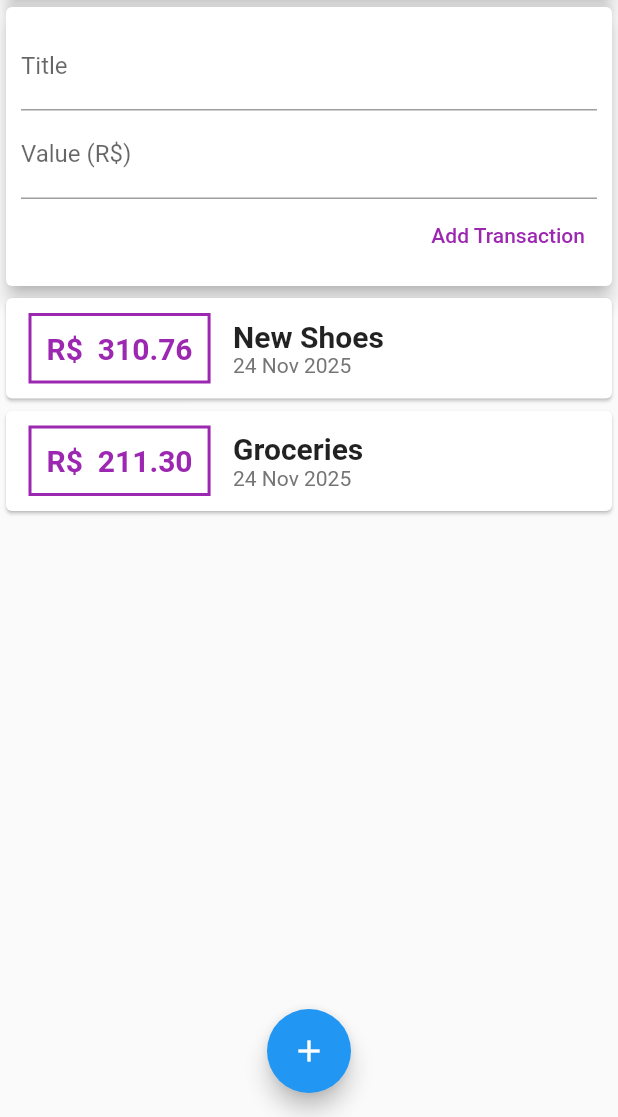
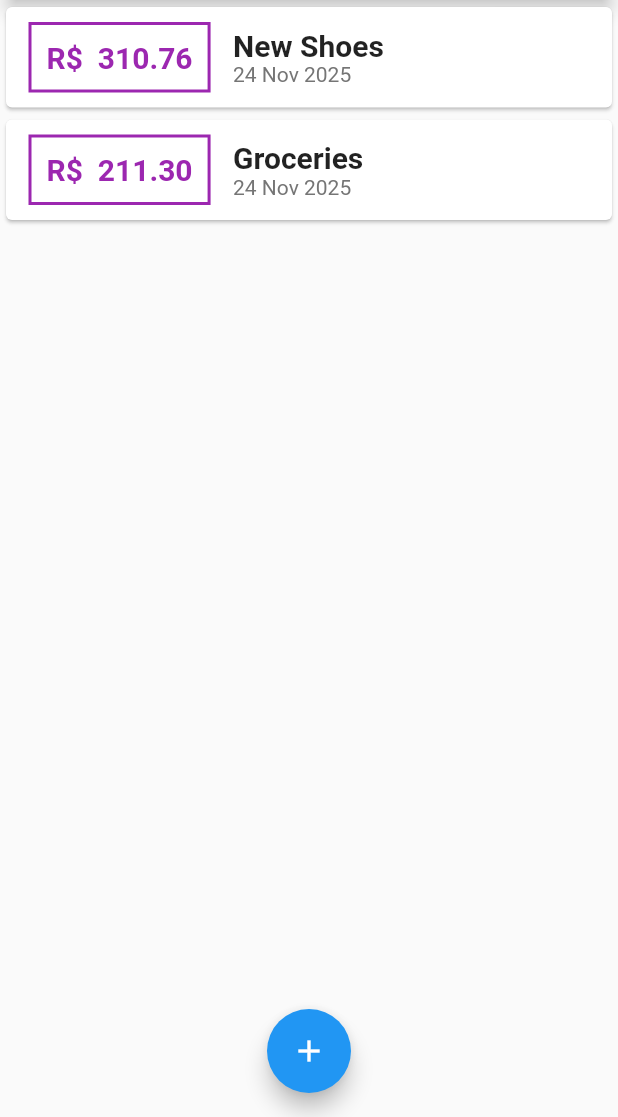
Before and after one commit to G-m4rtins/Personal_expenses, a Flutter app: the screen it shows after launch, on a phone screen of 412 x 824 dp, the part 119-1236 px from its top. Run offline on Flutter 3.47's test engine with Material 2 defaults, Android fonts, the phone set to English and light mode, and no system bars.

Commit message:
refactor transaction management by converting MyHomePage to StatefulWidget and implementing transaction form submission

```diff
--- a/lib/components/transaction_form.dart
+++ b/lib/components/transaction_form.dart
@@ -1,18 +1,24 @@
 import 'package:flutter/material.dart';
 
-class TransactionForm extends StatelessWidget {
-
-  final titleController = TextEditingController();
-  final valueController = TextEditingController() ;
+class TransactionForm extends StatefulWidget {
 
   final void Function(String, double) onSubmit;
 
   TransactionForm(this.onSubmit);
 
+  @override
+  State<TransactionForm> createState() => _TransactionFormState();
+}
+
+class _TransactionFormState extends State<TransactionForm> {
+  final titleController = TextEditingController();
+
+  final valueController = TextEditingController() ;
+
   _submitForm() {
     final title = titleController.text;
     final value = double.tryParse(valueController.text) ?? 0.0;
-    onSubmit(title, value);
+    widget.onSubmit(title, value);
 
     if(title.isEmpty || value <= 0){
       return;
--- a/lib/components/transaction_user.dart
+++ /dev/null
@@ -1,54 +0,0 @@
-import 'dart:math';
-
-import 'package:flutter/material.dart';
-import '../models/transaction.dart';
-import 'transaction_form.dart';
-import 'transaction_list.dart';
-
-class TransactionUser extends StatefulWidget {
-
-
-
-  @override
-  State<TransactionUser> createState() => _TransactionUserState();
-}
-class _TransactionUserState extends State<TransactionUser> {
-
-  final _transactions = [
-    Transaction(
-      id: 't1',
-      title: 'New Shoes',
-      value: 310.76,
-      date: DateTime.now(),
-    ),
-    Transaction(
-      id: 't2',
-      title: 'Groceries',
-      value: 211.30,
-      date: DateTime.now(),
-    ),
-  ];
-
-  _addTransaction(String title, double Value) {
-    final newTransaction = Transaction(
-      id: Random().nextDouble().toString(),
-      title: title,
-      value: Value,
-      date: DateTime.now(),
-    );
-
-    setState(() {
-      _transactions.add(newTransaction);
-    });
-  }
-
-  @override
-  Widget build(BuildContext context) {
-    return Column(
-      children: <Widget>[
-        TransactionForm(_addTransaction),
-        TransactionList(transactions: _transactions),
-      ],
-    );
-  }
-}
--- a/lib/main.dart
+++ b/lib/main.dart
@@ -1,5 +1,9 @@
-import 'package:expenses/components/transaction_user.dart';
+import 'package:expenses/components/transaction_form.dart';
+import '../components/transaction_list.dart';
+import 'dart:math';
 import 'package:flutter/material.dart';
+
+import 'models/transaction.dart';
 
 main() => runApp(ExpensesApp());
 
@@ -7,12 +11,53 @@ class ExpensesApp extends StatelessWidget {
   @override
   Widget build(BuildContext context) {
     return MaterialApp(
-      home:MyHomePage() ,
+      home: MyHomePage(),
     );
   }
 }
 
-class MyHomePage extends StatelessWidget {
+class MyHomePage extends StatefulWidget {
+  @override
+  State<MyHomePage> createState() => _MyHomePageState();
+}
+
+class _MyHomePageState extends State<MyHomePage> {
+  final _transactions = [
+    Transaction(
+      id: 't1',
+      title: 'New Shoes',
+      value: 310.76,
+      date: DateTime.now(),
+    ),
+    Transaction(
+      id: 't2',
+      title: 'Groceries',
+      value: 211.30,
+      date: DateTime.now(),
+    ),
+  ];
+
+  _addTransaction(String title, double Value) {
+    final newTransaction = Transaction(
+      id: Random().nextDouble().toString(),
+      title: title,
+      value: Value,
+      date: DateTime.now(),
+    );
+
+    setState(() {
+      _transactions.add(newTransaction);
+    });
+  }
+
+  _openTransactionFormModal(BuildContext context) {
+    showModalBottomSheet(
+        context: context,
+        builder: (_) {
+          return TransactionForm(_addTransaction);
+        });
+  }
+
   @override
   Widget build(BuildContext context) {
     return Scaffold(
@@ -21,7 +66,7 @@ class MyHomePage extends StatelessWidget {
         actions: <Widget>[
           IconButton(
             icon: Icon(Icons.add),
-            onPressed: () {},
+            onPressed: () => _openTransactionFormModal(context),
           ),
         ],
       ),
@@ -37,14 +82,14 @@ class MyHomePage extends StatelessWidget {
                 elevation: 5,
               ),
             ),
-            TransactionUser(),
+            TransactionList(transactions: _transactions),
           ],
         ),
       ),
       floatingActionButton: FloatingActionButton(
         child: Icon(Icons.add),
-        onPressed: () {},
-      ) ,
+        onPressed: () => _openTransactionFormModal(context),
+      ),
       floatingActionButtonLocation: FloatingActionButtonLocation.centerFloat,
     );
   }
```
